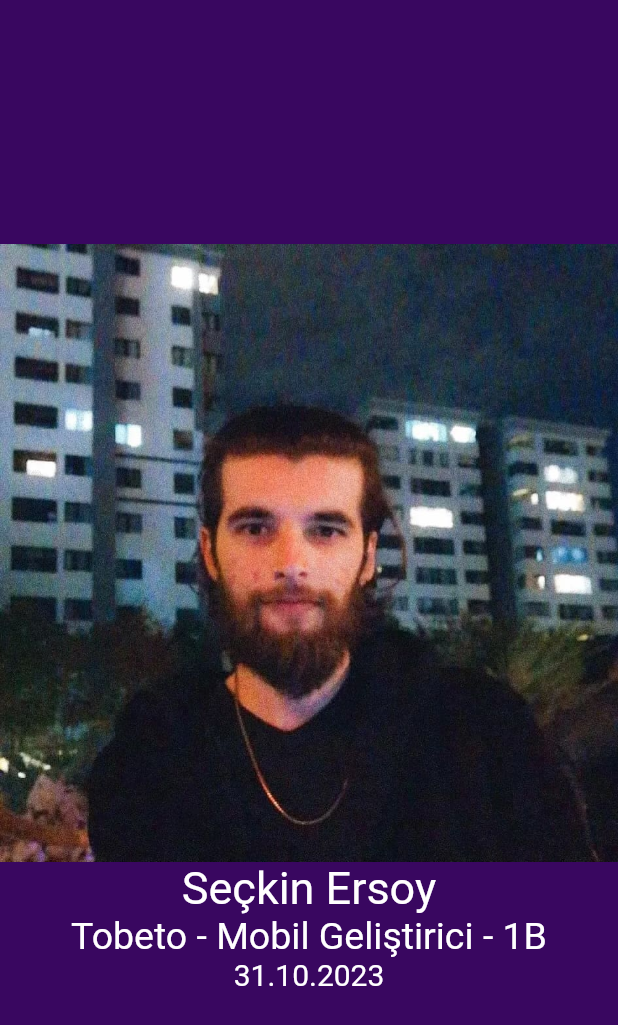
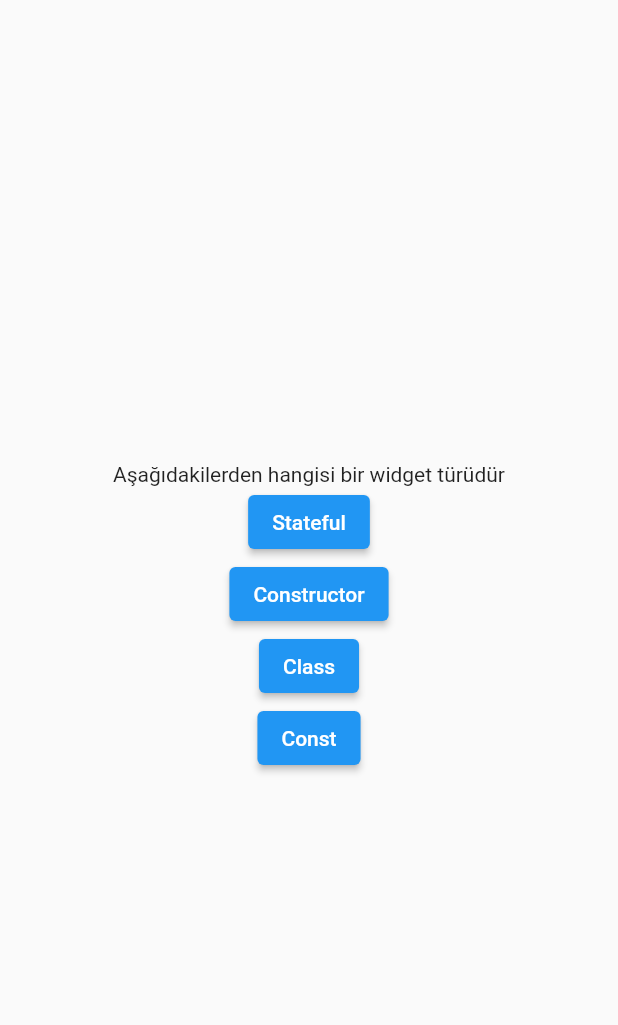
Before and after one commit to seckinersoy/FlutterApp, a Flutter app: the screen it shows after launch, on a phone screen of 412 x 824 dp. Shown: the top 1025 px of the screen. Run offline on Flutter 3.47's test engine with Material 2 defaults, Android fonts, the phone set to English and light mode, and no system bars.

Commit message:
Flutter Quiz App

```diff
--- a/lib/main.dart
+++ b/lib/main.dart
@@ -1,40 +1,106 @@
 import 'package:flutter/material.dart';
+import 'package:introapp/data/questions.dart';
 
-// auto execute
 void main() {
-  // flutterı'ı initialize eden runApp
+  runApp(const MaterialApp(home: QuizScreen()));
+}
 
-  // Widget => En küçükten en büyüğe giden şablonlar.
+// boilerplate => basmakalıp
+class HomeScreen extends StatelessWidget {
+  const HomeScreen({super.key}); // 1. gereksinim
 
-  // named & unnamed parameters
-
-  // constant
-  runApp(
-    MaterialApp(
-      home: Scaffold(
-          backgroundColor:
-              Color.fromARGB(255, 57, 7, 96), // Configuration Widget
+  // 2. gereksinim
+  // Hot Reload => Restarta gerek kalmadan (spesifik durumlar hariç)
+  // değişikliklerin görünmesi.
+  Widget build(BuildContext buildContext) {
+    return Scaffold(
+      backgroundColor: Colors.deepPurpleAccent,
       body: Center(
         child: Column(
           mainAxisAlignment: MainAxisAlignment.center,
           children: [
-                Image.asset("assets/photo.jpg"),
-                Text("Seçkin Ersoy",
-                    style: TextStyle(fontSize: 30, color: Colors.white)),
-                Text("Tobeto - Mobil Geliştirici - 1B",
-                    style: TextStyle(fontSize: 25, color: Colors.white)),
-                Text("31.10.2023",
-                    style: TextStyle(fontSize: 20, color: Colors.white))
+            // asset
+            Image.asset(
+              "assets/images/quiz-logo.png",
+              width: 240,
+            ),
+            Image.network(
+                "https://miro.medium.com/v2/resize:fit:720/format:webp/1*FBRsnCP9wE84UVW1Kkv5Yw.jpeg"),
+            const Text("Quiz App",
+                style: TextStyle(
+                    color: Colors.white,
+                    fontSize: 32,
+                    fontWeight: FontWeight.bold,
+                    letterSpacing: 1.5)),
+            ElevatedButton(
+              onPressed: () {},
+              style: ElevatedButton.styleFrom(
+                  backgroundColor: Colors.amber, foregroundColor: Colors.black),
+              child: const Text(
+                "Oyuna Başla",
+                style: TextStyle(fontSize: 16, fontWeight: FontWeight.bold),
+              ),
+            )
           ],
         ),
-          )),
       ),
     );
   }
+}
 
-  // intelisense => ctrl + space
+// SABIT UI
 
- // SHIFT + ALT + F => FORMAT DOCUMENT
+// StatefullWidget
 
- // Stateless => UI Widgetları olarak düşünülebilir. Dynamic bir alan yoksa stateless olarak işlenir, flutterın bu widgeta harcadığı performans daha iyi hale gelecek.
- // Stateful => Dynamic UI button değişmesi vb.
+// 2 class
+// Widget - State
+class QuizScreen extends StatefulWidget {
+  const QuizScreen({super.key});
+
+  @override
+  State<QuizScreen> createState() {
+    return _QuizState();
+  }
+}
+
+// _State
+class _QuizState extends State<QuizScreen> {
+  String text = "Aşağıdakilerden hangisi bir widget türüdür";
+  int questionNumber = 0;
+  void changeText() {
+    setState(() {
+      text = "Yeni Değer";
+    });
+  }
+
+  void changeQuestion() {
+    setState(() {
+      if (questionNumber >= questions.length - 1) {
+        questionNumber = 0;
+      } else {
+        questionNumber++;
+      }
+    });
+  }
+
+  @override
+  Widget build(BuildContext buildContext) {
+    return Scaffold(
+      body: Center(
+        child: Column(
+          mainAxisAlignment: MainAxisAlignment.center,
+          children: [
+            Text(questions[questionNumber].question),
+            ...questions[questionNumber].answers.map((answer) {
+              return ElevatedButton(
+                  onPressed: () {
+                    changeQuestion();
+                  },
+                  child: Text(answer));
+            })
+          ],
+        ),
+      ),
+    );
+  }
+}
--- /dev/null
+++ b/lib/models/question_model.dart
@@ -0,0 +1,6 @@
+class QuestionModel {
+  const QuestionModel(this.question, this.answers);
+
+  final String question;
+  final List<String> answers;
+}
```
Lines whose indentation alone changed are shown as unchanged.
